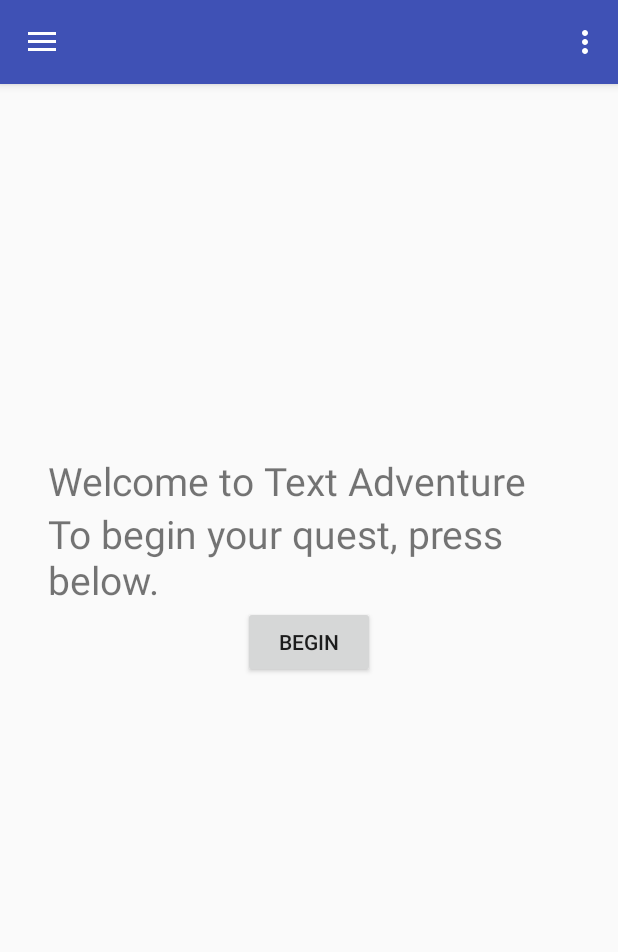
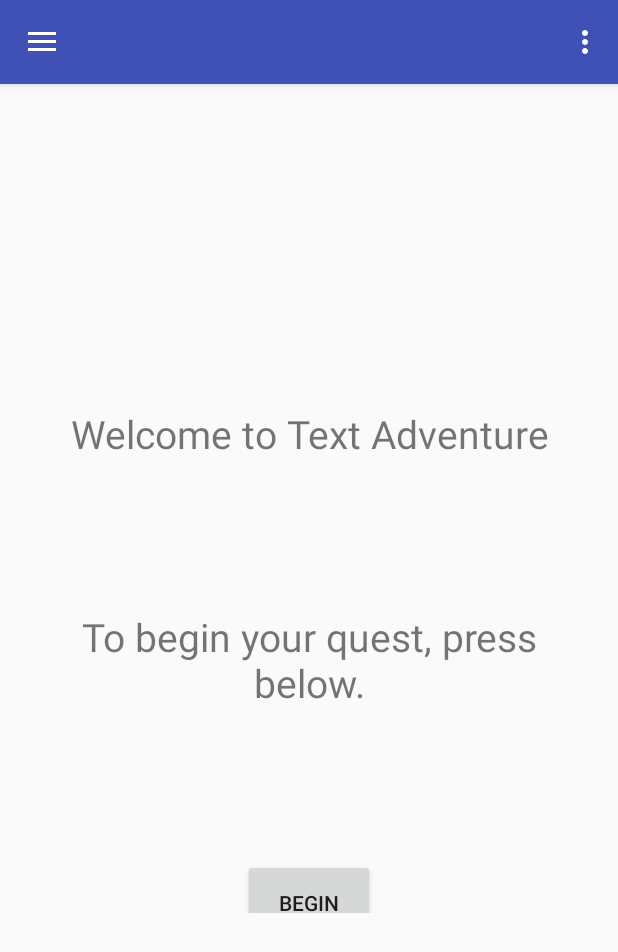
Before and after one commit to srob95/TextAdventure, an Android app: the screen it shows after launch (MainActivity), on a phone screen of 412 x 824 dp. Shown: the top 952 px of the screen. Run offline under Robolectric (Android 15) with nearby library versions, the phone set to English and light mode, and no system bars.

Commit message:
added game functionality

```diff
--- a/app/src/main/res/layout/fragment_intro.xml
+++ b/app/src/main/res/layout/fragment_intro.xml
@@ -17,7 +17,7 @@
         <LinearLayout
             android:orientation="vertical"
             android:layout_width="match_parent"
-            android:layout_height="274dp"
+            android:layout_height="337dp"
             android:layout_gravity="center">
 
             <TextView
@@ -25,19 +25,22 @@
                 android:layout_height="wrap_content"
                 android:text="Welcome to Text Adventure"
                 android:id="@+id/titleView"
-                android:layout_gravity="center_horizontal|top"
-                android:textSize="26dp" />
+                android:textSize="26dp"
+                android:textAlignment="center" />
 
             <TextView
                 android:layout_width="match_parent"
                 android:layout_height="wrap_content"
                 android:text="To begin your quest, press below."
                 android:id="@+id/guideView"
-                android:textSize="26dp" />
+                android:textSize="26dp"
+                android:textAlignment="center"
+                android:paddingTop="100sp"
+                android:paddingBottom="100sp" />
 
             <Button
                 android:layout_width="wrap_content"
-                android:layout_height="wrap_content"
+                android:layout_height="58dp"
                 android:text="Begin"
                 android:onClick="onClick"
                 android:id="@+id/button"
```
